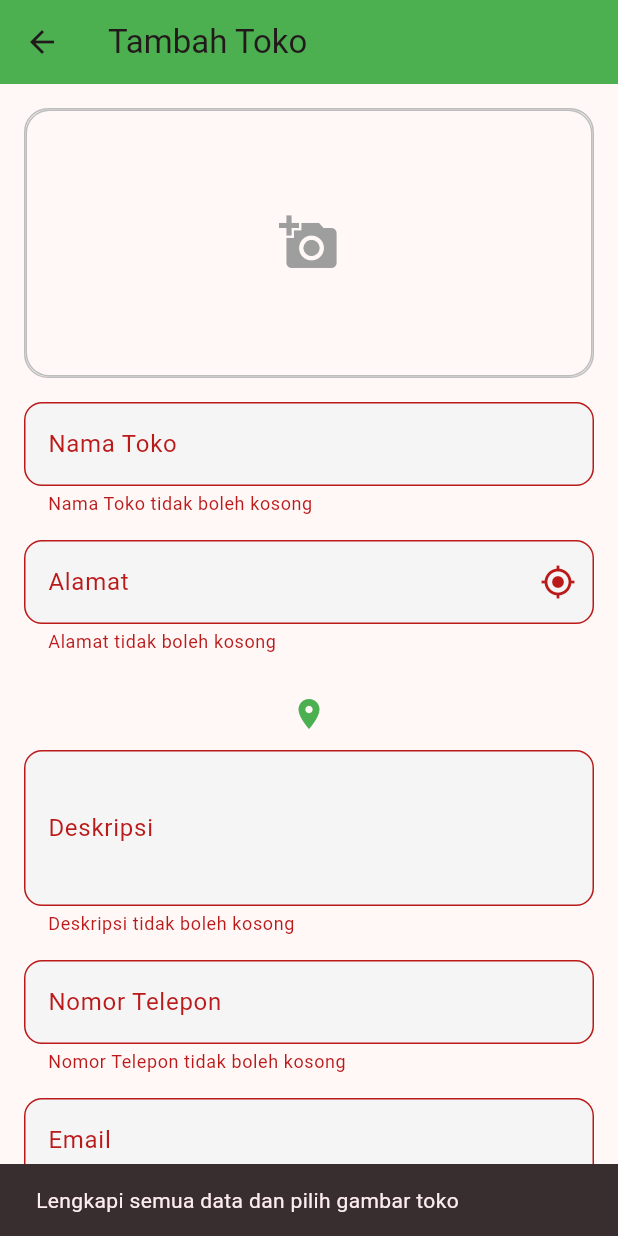
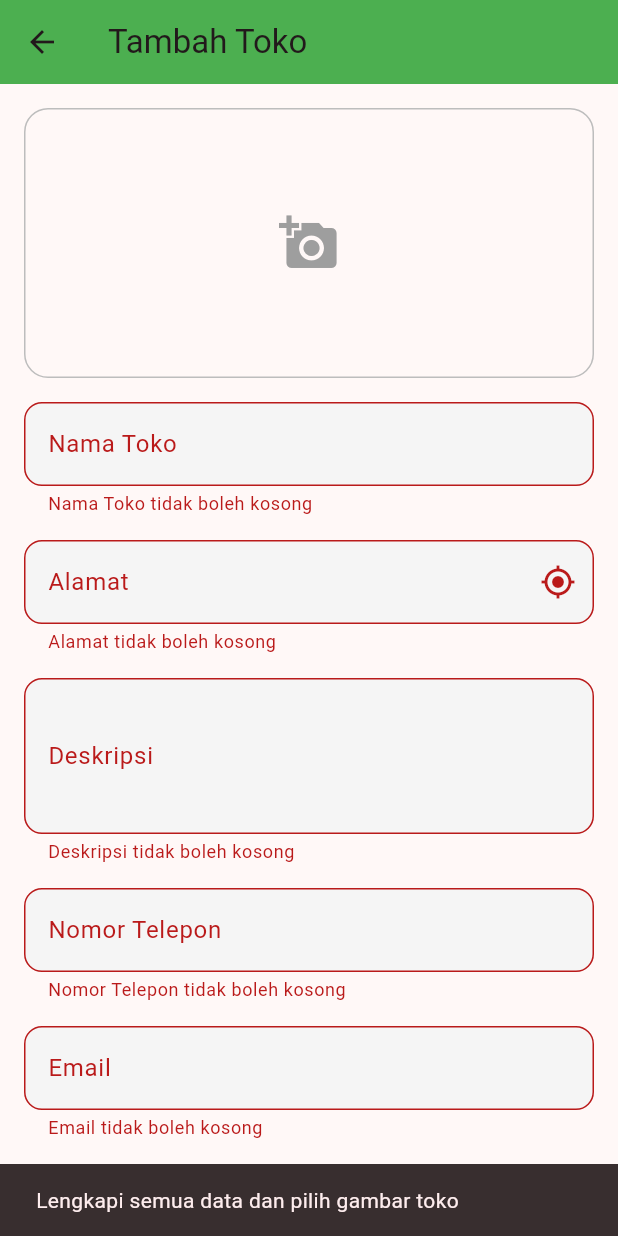
Before and after one commit to art-trnty/Florista, a Flutter app: the AddPostScreen screen opened directly, after a tap on "Simpan Toko", on a phone screen of 412 x 824 dp. Run offline on Flutter 3.47's test engine with Material 3 defaults, Android fonts, the phone set to English and light mode, and no system bars; our stand-ins replace cloud_firestore, firebase_auth, firebase_core, flutter_spinkit, geocoding, geolocator and 2 more; missing offline and left inert: firebase_app_check; accounts and stored records are empty.

Commit message:
Update files

```diff
--- a/lib/AddPostScreen.dart
+++ b/lib/AddPostScreen.dart
@@ -1,5 +1,5 @@
 import 'dart:convert';
-import 'dart:io';
+import 'dart:typed_data';
 import 'package:flutter/material.dart';
 import 'package:geolocator/geolocator.dart';
 import 'package:geocoding/geocoding.dart';
@@ -7,7 +7,6 @@ import 'package:url_launcher/url_launcher_string.dart';
 import 'package:image_picker/image_picker.dart';
 import 'package:cloud_firestore/cloud_firestore.dart';
 import 'package:firebase_auth/firebase_auth.dart';
-import 'package:flutter/foundation.dart'; // <-- Tambahkan ini
 
 class AddPostScreen extends StatefulWidget {
   const AddPostScreen({super.key});
@@ -23,8 +22,8 @@ class _AddPostScreenState extends State<AddPostScreen> {
   final _descriptionController = TextEditingController();
   final _phoneController = TextEditingController();
   final _emailController = TextEditingController();
+
   bool _isLoading = false;
-  File? _selectedImage;
   Uint8List? _imageBytes;
   String? _base64Image;
 
@@ -32,7 +31,6 @@ class _AddPostScreenState extends State<AddPostScreen> {
     final pickedFile = await ImagePicker().pickImage(
       source: ImageSource.gallery,
     );
-
     if (pickedFile != null) {
       final bytes = await pickedFile.readAsBytes();
       setState(() {
@@ -57,14 +55,11 @@ class _AddPostScreenState extends State<AddPostScreen> {
       Position position = await Geolocator.getCurrentPosition(
         desiredAccuracy: LocationAccuracy.high,
       );
-
       final url =
           'https://www.google.com/maps/search/?api=1&query=${position.latitude},${position.longitude}';
 
-      if (!await canLaunchUrlString(url)) {
+      if (!await canLaunchUrlString(url))
         throw 'Tidak dapat membuka Google Maps';
-      }
-
       await launchUrlString(url);
     } catch (e) {
       ScaffoldMessenger.of(
@@ -74,10 +69,7 @@ class _AddPostScreenState extends State<AddPostScreen> {
   }
 
   Future<void> _getCurrentLocation() async {
-    bool serviceEnabled;
-    LocationPermission permission;
-
-    serviceEnabled = await Geolocator.isLocationServiceEnabled();
+    bool serviceEnabled = await Geolocator.isLocationServiceEnabled();
     if (!serviceEnabled) {
       ScaffoldMessenger.of(context).showSnackBar(
         const SnackBar(content: Text("Layanan lokasi tidak aktif.")),
@@ -85,7 +77,7 @@ class _AddPostScreenState extends State<AddPostScreen> {
       return;
     }
 
-    permission = await Geolocator.checkPermission();
+    LocationPermission permission = await Geolocator.checkPermission();
     if (permission == LocationPermission.denied) {
       permission = await Geolocator.requestPermission();
       if (permission == LocationPermission.denied) {
@@ -106,19 +98,15 @@ class _AddPostScreenState extends State<AddPostScreen> {
     Position position = await Geolocator.getCurrentPosition(
       desiredAccuracy: LocationAccuracy.high,
     );
-
     List<Placemark> placemarks = await placemarkFromCoordinates(
       position.latitude,
       position.longitude,
     );
-
     if (placemarks.isNotEmpty) {
       final place = placemarks.first;
       final address =
           "${place.street}, ${place.subLocality}, ${place.locality}, ${place.administrativeArea} ${place.postalCode}";
-      setState(() {
-        _addressController.text = address;
-      });
+      setState(() => _addressController.text = address);
     }
   }
 
@@ -150,13 +138,11 @@ class _AddPostScreenState extends State<AddPostScreen> {
         'phone': _phoneController.text.trim(),
         'email': _emailController.text.trim(),
         'imageBase64': _base64Image!,
-        'owner':
-            currentUser.uid, // <-- ganti ini supaya sama dengan rules firestore
+        'owner': currentUser.uid,
         'createdAt': Timestamp.now(),
       };
 
       await FirebaseFirestore.instance.collection('stores').add(storeData);
-
       await FirebaseFirestore.instance
           .collection('users')
           .doc(currentUser.uid)
@@ -165,7 +151,7 @@ class _AddPostScreenState extends State<AddPostScreen> {
       ScaffoldMessenger.of(context).showSnackBar(
         const SnackBar(content: Text("Toko berhasil ditambahkan!")),
       );
-      Navigator.pop(context, true); // Kirim sinyal bahwa perlu refresh
+      Navigator.pop(context, true);
     } catch (e) {
       ScaffoldMessenger.of(
         context,
@@ -208,38 +194,23 @@ class _AddPostScreenState extends State<AddPostScreen> {
                               fit: BoxFit.cover,
                             ),
                           )
-                          : Container(
-                            height: 180,
-                            width: double.infinity,
-                            decoration: BoxDecoration(
-                              border: Border.all(color: Colors.grey.shade400),
-                              borderRadius: BorderRadius.circular(16),
-                            ),
-                            child: const Center(
-                              child: Icon(
-                                Icons.add_a_photo,
-                                size: 40,
-                                color: Colors.grey,
-                              ),
+                          : const Center(
+                            child: Icon(
+                              Icons.add_a_photo,
+                              size: 40,
+                              color: Colors.grey,
                             ),
                           ),
                 ),
               ),
-
               const SizedBox(height: 16),
               _buildTextField("Nama Toko", _nameController),
               _buildTextFieldWithIcon(
                 label: "Alamat",
                 controller: _addressController,
                 icon: Icons.my_location,
-                onIconPressed: _getCurrentLocation, // <- Pastikan ini ada
+                onIconPressed: _getCurrentLocation,
               ),
-              IconButton(
-                icon: const Icon(Icons.location_on),
-                color: Colors.green,
-                onPressed: _pickLocation,
-              ),
-
               _buildTextField("Deskripsi", _descriptionController, maxLines: 3),
               _buildTextField(
                 "Nomor Telepon",
@@ -295,11 +266,27 @@ class _AddPostScreenState extends State<AddPostScreen> {
           filled: true,
           fillColor: Colors.grey[100],
         ),
-        validator:
-            (value) =>
-                value == null || value.isEmpty
-                    ? "$label tidak boleh kosong"
-                    : null,
+        validator: (value) {
+          if (value == null || value.trim().isEmpty) {
+            return "$label tidak boleh kosong";
+          }
+
+          if (label == "Nomor Telepon") {
+            final phoneRegExp = RegExp(r'^[0-9]{8,15}$');
+            if (!phoneRegExp.hasMatch(value.trim())) {
+              return "Nomor telepon tidak valid (hanya angka, 8-15 digit)";
+            }
+          }
+
+          if (label == "Email") {
+            final emailRegExp = RegExp(r'^[\w-\.]+@([\w-]+\.)+[\w-]{2,4}$');
+            if (!emailRegExp.hasMatch(value.trim())) {
+              return "Email tidak valid";
+            }
+          }
+
+          return null;
+        },
       ),
     );
   }
```
Also changed, not shown: lib/widgets/StoreBiodata.dart (+32 -2 lines).
